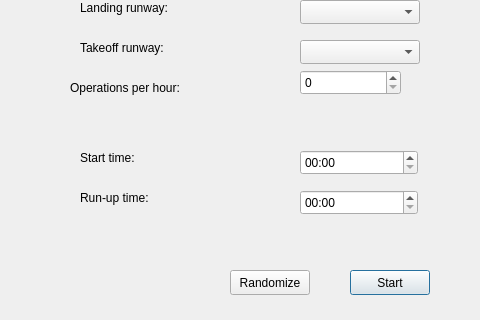
First picture: the form in ui/dialogmainmenu.ui, repository ignmiz/ATC_Console, before the edit; both pictures show x 0 to 480 and y 160 to 480 of the 640 by 480 pixel window.
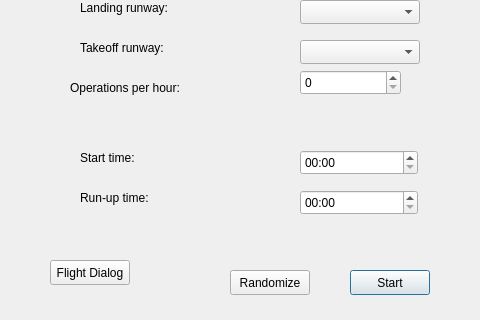
Second picture: the form after the edit. Custom widgets are drawn as their Qt base class.

Commit message: Introduced DialogFlight layout

The edit to the form file:
```diff
--- a/ui/dialogmainmenu.ui
+++ b/ui/dialogmainmenu.ui
@@ -137,7 +137,7 @@
     <string>HH:mm</string>
    </property>
   </widget>
-  <widget class="ATCButtonDialog" name="buttonRandomize">
+  <widget class="QPushButton" name="buttonRandomize">
    <property name="geometry">
     <rect>
      <x>230</x>
@@ -219,14 +219,20 @@
     </rect>
    </property>
   </widget>
+  <widget class="QPushButton" name="buttonTest">
+   <property name="geometry">
+    <rect>
+     <x>50</x>
+     <y>420</y>
+     <width>80</width>
+     <height>25</height>
+    </rect>
+   </property>
+   <property name="text">
+    <string>Flight Dialog</string>
+   </property>
+  </widget>
  </widget>
- <customwidgets>
-  <customwidget>
-   <class>ATCButtonDialog</class>
-   <extends>QPushButton</extends>
-   <header>atcbuttons.h</header>
-  </customwidget>
- </customwidgets>
  <resources/>
  <connections/>
 </ui>
```
The commit also changes 8 other files.
